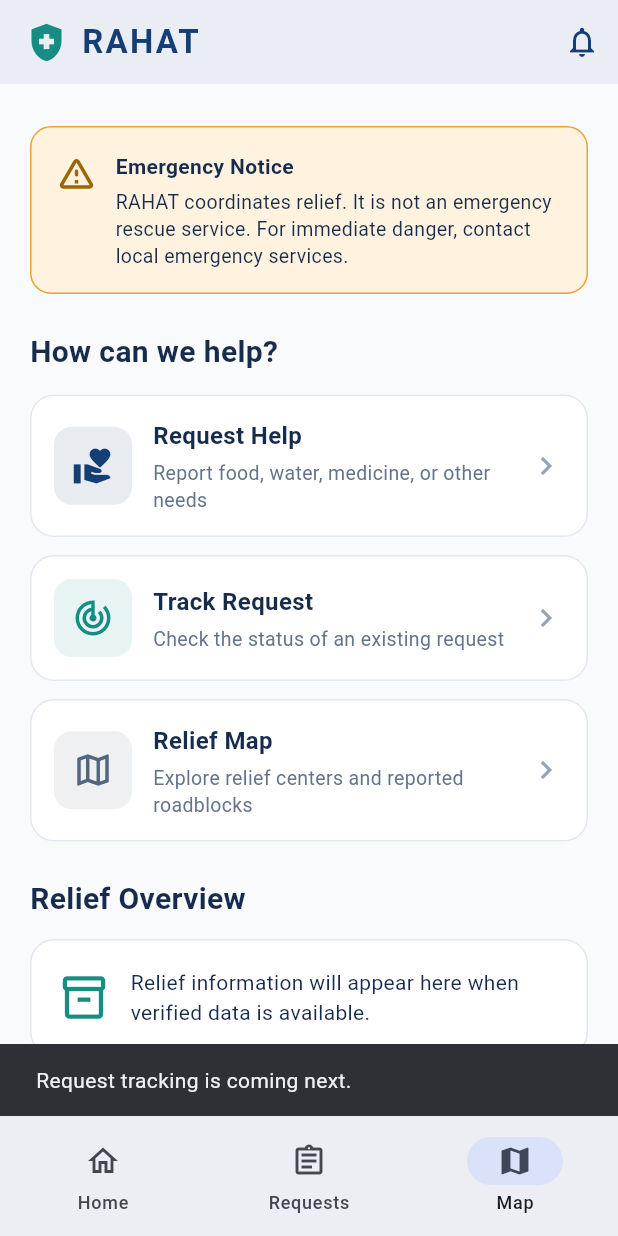
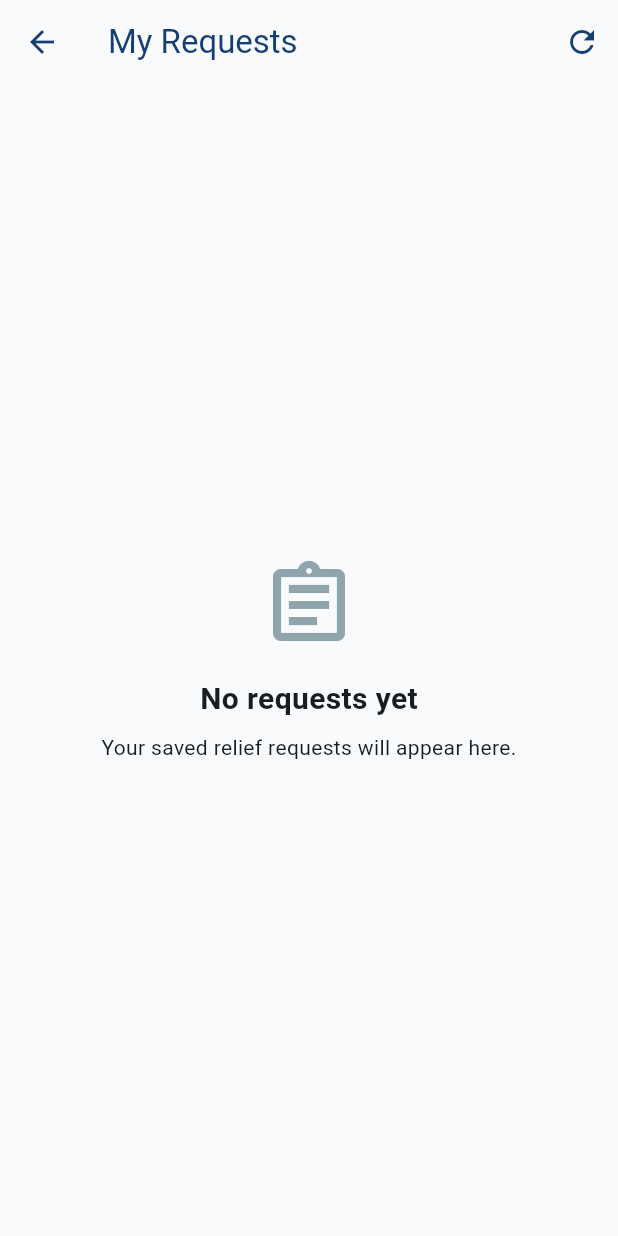
Before and after one commit to Ipshu-codes/relief-flow, a Flutter app: the screen it shows after launch, item 3 of the bottom bar chosen, scrolled down 138 dp, after a tap on "Request Help", after a tap on "Track Request", on a phone screen of 412 x 824 dp. Run offline on Flutter 3.47's test engine with Material 3 defaults, Android fonts, the phone set to English and light mode, and no system bars; our stand-ins replace shared_preferences.

Commit message:
Add local relief request saving and tracking

```diff
--- a/mobile/lib/main.dart
+++ b/mobile/lib/main.dart
@@ -1,6 +1,7 @@
 
 import 'package:flutter/material.dart';
 import 'screens/report_need_screen.dart';
+import 'screens/track_request_screen.dart';
 
 void main() {
   runApp(const RahatApp());
@@ -54,6 +55,24 @@ class _HomeScreenState extends State<HomeScreen> {
     );
   }
 
+  void openRequests() {
+    Navigator.push(
+      context,
+      MaterialPageRoute(
+        builder: (context) => const TrackRequestScreen(),
+      ),
+    );
+  }
+
+  void openReportForm() {
+    Navigator.push(
+      context,
+      MaterialPageRoute(
+        builder: (context) => const ReportNeedScreen(),
+      ),
+    );
+  }
+
   @override
   Widget build(BuildContext context) {
     return Scaffold(
@@ -73,7 +92,8 @@ class _HomeScreenState extends State<HomeScreen> {
         ),
         actions: [
           IconButton(
-            onPressed: () => showMessage('Notifications coming soon.'),
+            onPressed: () =>
+                showMessage('Notifications coming soon.'),
             icon: const Icon(Icons.notifications_none),
             tooltip: 'Notifications',
           ),
@@ -167,45 +187,38 @@ class _HomeScreenState extends State<HomeScreen> {
               ),
               const SizedBox(height: 14),
 
-              // Main actions
+              // Request Help
               ActionCard(
                 icon: Icons.volunteer_activism,
                 title: 'Request Help',
-                subtitle: 'Report food, water, medicine, or other needs',
+                subtitle:
+                    'Report food, water, medicine, or other needs',
                 color: navy,
-                onTap: () {
-                 Navigator.push(
-                  context,
-                 MaterialPageRoute(
-                    builder: (context) => const ReportNeedScreen(),
-                 ),
-               );
-                },
+                onTap: openReportForm,
               ),
               const SizedBox(height: 12),
+
+              // Track Request
               ActionCard(
                 icon: Icons.track_changes,
                 title: 'Track Request',
-                subtitle: 'Check the status of an existing request',
+                subtitle:
+                    'Check the status of an existing request',
                 color: teal,
-                onTap: () => showMessage(
-                  'Request tracking is coming next.',
-                ),
+                onTap: openRequests,
               ),
               const SizedBox(height: 12),
+
+              // Relief Map
               ActionCard(
                 icon: Icons.map_outlined,
                 title: 'Relief Map',
-                subtitle: 'Explore relief centers and reported roadblocks',
+                subtitle:
+                    'Explore relief centers and reported roadblocks',
                 color: const Color(0xFF52677F),
                 onTap: () {
-  Navigator.push(
-    context,
-    MaterialPageRoute(
-      builder: (context) => const ReportNeedScreen(),
-    ),
-  );
-},
+                  showMessage('The relief map is coming next.');
+                },
               ),
               const SizedBox(height: 24),
 
@@ -224,7 +237,9 @@ class _HomeScreenState extends State<HomeScreen> {
                 decoration: BoxDecoration(
                   color: Colors.white,
                   borderRadius: BorderRadius.circular(16),
-                  border: Border.all(color: const Color(0xFFE2E8F0)),
+                  border: Border.all(
+                    color: const Color(0xFFE2E8F0),
+                  ),
                 ),
                 child: const Row(
                   children: [
@@ -252,6 +267,8 @@ class _HomeScreenState extends State<HomeScreen> {
           ),
         ),
       ),
+
+      // Bottom navigation
       bottomNavigationBar: NavigationBar(
         selectedIndex: selectedIndex,
         onDestinationSelected: (index) {
@@ -259,12 +276,10 @@ class _HomeScreenState extends State<HomeScreen> {
             selectedIndex = index;
           });
 
-          if (index != 0) {
-            showMessage(
-              index == 1
-                  ? 'Your requests will appear here.'
-                  : 'The relief map is coming next.',
-            );
+          if (index == 1) {
+            openRequests();
+          } else if (index == 2) {
+            showMessage('The relief map is coming next.');
           }
         },
         destinations: const [
@@ -289,6 +304,7 @@ class _HomeScreenState extends State<HomeScreen> {
   }
 }
 
+// Reusable action card
 class ActionCard extends StatelessWidget {
   final IconData icon;
   final String title;
@@ -313,7 +329,9 @@ class ActionCard extends StatelessWidget {
       margin: EdgeInsets.zero,
       shape: RoundedRectangleBorder(
         borderRadius: BorderRadius.circular(16),
-        side: const BorderSide(color: Color(0xFFE2E8F0)),
+        side: const BorderSide(
+          color: Color(0xFFE2E8F0),
+        ),
       ),
       child: InkWell(
         onTap: onTap,
@@ -328,7 +346,11 @@ class ActionCard extends StatelessWidget {
                   color: color.withValues(alpha: 0.10),
                   borderRadius: BorderRadius.circular(12),
                 ),
-                child: Icon(icon, color: color, size: 28),
+                child: Icon(
+                  icon,
+                  color: color,
+                  size: 28,
+                ),
               ),
               const SizedBox(width: 14),
               Expanded(
--- /dev/null
+++ b/mobile/lib/models/relief_request.dart
@@ -0,0 +1,44 @@
+
+class ReliefRequest {
+  final String id;
+  final String needType;
+  final String urgency;
+  final String location;
+  final String description;
+  final String status;
+  final String createdAt;
+
+  const ReliefRequest({
+    required this.id,
+    required this.needType,
+    required this.urgency,
+    required this.location,
+    required this.description,
+    required this.status,
+    required this.createdAt,
+  });
+
+  Map<String, dynamic> toJson() {
+    return {
+      'id': id,
+      'needType': needType,
+      'urgency': urgency,
+      'location': location,
+      'description': description,
+      'status': status,
+      'createdAt': createdAt,
+    };
+  }
+
+  factory ReliefRequest.fromJson(Map<String, dynamic> json) {
+    return ReliefRequest(
+      id: json['id'] as String,
+      needType: json['needType'] as String,
+      urgency: json['urgency'] as String,
+      location: json['location'] as String,
+      description: json['description'] as String,
+      status: json['status'] as String,
+      createdAt: json['createdAt'] as String,
+    );
+  }
+}
--- a/mobile/lib/screens/track_request_screen.dart
+++ b/mobile/lib/screens/track_request_screen.dart
@@ -0,0 +1,177 @@
+
+import 'package:flutter/material.dart';
+
+import '../models/relief_request.dart';
+import '../services/request_storage.dart';
+
+class TrackRequestScreen extends StatefulWidget {
+  const TrackRequestScreen({super.key});
+
+  @override
+  State<TrackRequestScreen> createState() =>
+      _TrackRequestScreenState();
+}
+
+class _TrackRequestScreenState extends State<TrackRequestScreen> {
+  late Future<List<ReliefRequest>> _requestsFuture;
+
+  @override
+  void initState() {
+    super.initState();
+    _loadRequests();
+  }
+
+  void _loadRequests() {
+    _requestsFuture = RequestStorage.getRequests();
+  }
+
+  @override
+  Widget build(BuildContext context) {
+    return Scaffold(
+      appBar: AppBar(
+        title: const Text('My Requests'),
+        actions: [
+          IconButton(
+            onPressed: () {
+              setState(_loadRequests);
+            },
+            icon: const Icon(Icons.refresh),
+            tooltip: 'Refresh requests',
+          ),
+        ],
+      ),
+      body: FutureBuilder<List<ReliefRequest>>(
+        future: _requestsFuture,
+        builder: (context, snapshot) {
+          if (snapshot.connectionState == ConnectionState.waiting) {
+            return const Center(
+              child: CircularProgressIndicator(),
+            );
+          }
+
+          if (snapshot.hasError) {
+            return const Center(
+              child: Text('Could not load saved requests.'),
+            );
+          }
+
+          final requests = snapshot.data ?? [];
+
+          if (requests.isEmpty) {
+            return Center(
+              child: Padding(
+                padding: const EdgeInsets.all(24),
+                child: Column(
+                  mainAxisSize: MainAxisSize.min,
+                  children: [
+                    Icon(
+                      Icons.assignment_outlined,
+                      size: 64,
+                      color: Colors.blueGrey.shade300,
+                    ),
+                    const SizedBox(height: 16),
+                    const Text(
+                      'No requests yet',
+                      style: TextStyle(
+                        fontSize: 20,
+                        fontWeight: FontWeight.bold,
+                      ),
+                    ),
+                    const SizedBox(height: 8),
+                    const Text(
+                      'Your saved relief requests will appear here.',
+                      textAlign: TextAlign.center,
+                    ),
+                  ],
+                ),
+              ),
+            );
+          }
+
+          return ListView.builder(
+            padding: const EdgeInsets.all(16),
+            itemCount: requests.length,
+            itemBuilder: (context, index) {
+              final request = requests[index];
+
+              return Card(
+                margin: const EdgeInsets.only(bottom: 12),
+                child: Padding(
+                  padding: const EdgeInsets.all(16),
+                  child: Column(
+                    crossAxisAlignment: CrossAxisAlignment.start,
+                    children: [
+                      Row(
+                        children: [
+                          const Icon(
+                            Icons.assignment_outlined,
+                            color: Color(0xFF153E75),
+                          ),
+                          const SizedBox(width: 8),
+                          Expanded(
+                            child: Text(
+                              request.needType,
+                              style: const TextStyle(
+                                fontSize: 18,
+                                fontWeight: FontWeight.bold,
+                              ),
+                            ),
+                          ),
+                          Chip(
+                            label: Text(request.status),
+                            visualDensity: VisualDensity.compact,
+                          ),
+                        ],
+                      ),
+                      const SizedBox(height: 12),
+                      _infoRow('Request ID', request.id),
+                      _infoRow('Urgency', request.urgency),
+                      _infoRow('Location', request.location),
+                      if (request.description.isNotEmpty)
+                        _infoRow(
+                          'Description',
+                          request.description,
+                        ),
+                      const SizedBox(height: 8),
+                      Text(
+                        'Saved: ${_formatDate(request.createdAt)}',
+                        style: const TextStyle(
+                          fontSize: 12,
+                          color: Colors.blueGrey,
+                        ),
+                      ),
+                    ],
+                  ),
+                ),
+              );
+            },
+          );
+        },
+      ),
+    );
+  }
+
+  Widget _infoRow(String label, String value) {
+    return Padding(
+      padding: const EdgeInsets.only(bottom: 8),
+      child: Text(
+        '$label: $value',
+        style: const TextStyle(height: 1.4),
+      ),
+    );
+  }
+
+  String _formatDate(String value) {
+    final date = DateTime.tryParse(value);
+
+    if (date == null) return value;
+
+    final localDate = date.toLocal();
+
+    return '${localDate.day.toString().padLeft(2, '0')}/'
+        '${localDate.month.toString().padLeft(2, '0')}/'
+        '${localDate.year} '
+        '${localDate.hour.toString().padLeft(2, '0')}:'
+        '${localDate.minute.toString().padLeft(2, '0')}';
+  }
+}
--- /dev/null
+++ b/mobile/lib/services/request_storage.dart
@@ -0,0 +1,41 @@
+
+import 'dart:convert';
+
+import 'package:shared_preferences/shared_preferences.dart';
+
+import '../models/relief_request.dart';
+
+class RequestStorage {
+  static const String _storageKey = 'rahat_requests';
+
+  static Future<List<ReliefRequest>> getRequests() async {
+    final preferences = await SharedPreferences.getInstance();
+    final savedRequests = preferences.getString(_storageKey);
+
+    if (savedRequests == null) {
+      return [];
+    }
+
+    final List<dynamic> decoded = jsonDecode(savedRequests);
+
+    return decoded.map((request) {
+      return ReliefRequest.fromJson(
+        Map<String, dynamic>.from(request as Map),
+      );
+    }).toList();
+  }
+
+  static Future<void> saveRequest(ReliefRequest request) async {
+    final requests = await getRequests();
+    requests.insert(0, request);
+
+    final preferences = await SharedPreferences.getInstance();
+
+    await preferences.setString(
+      _storageKey,
+      jsonEncode(
+        requests.map((request) => request.toJson()).toList(),
+      ),
+    );
+  }
+}
--- a/mobile/pubspec.yaml
+++ b/mobile/pubspec.yaml
@@ -34,6 +34,7 @@ dependencies:
   # The following adds the Cupertino Icons font to your application.
   # Use with the CupertinoIcons class for iOS style icons.
   cupertino_icons: ^1.0.8
+  shared_preferences: ^2.5.6
 
 dev_dependencies:
   flutter_test:
```
Also changed, not shown: mobile/lib/screens/confirmation_screen.dart (+62 -13 lines), mobile/pubspec.lock, 4 other files.
